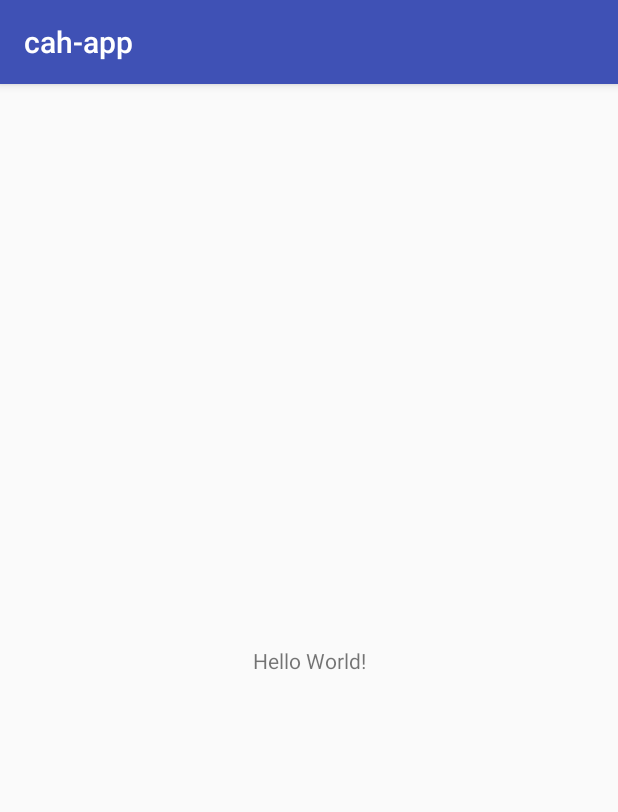
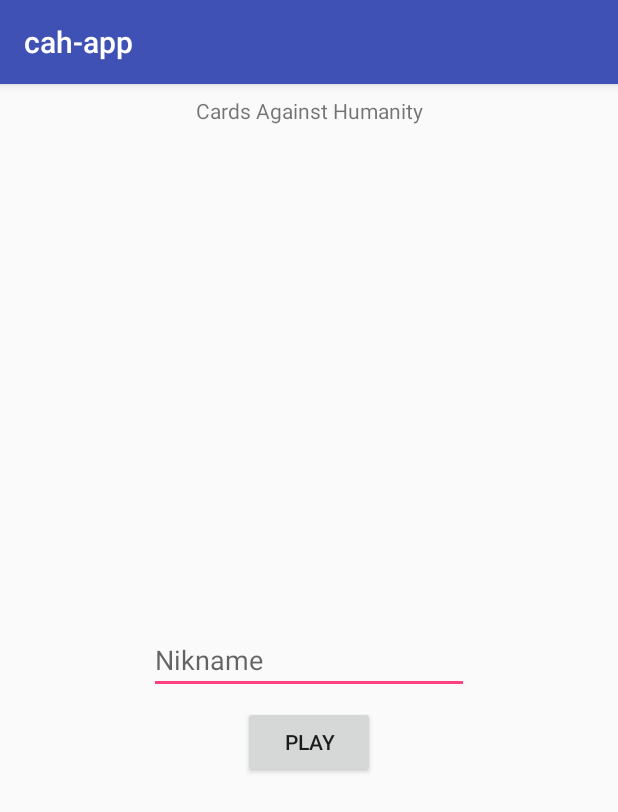
Before and after one commit to soejoc/cah-app, an Android app: the screen it shows after launch (LandingActivity), on a phone screen of 412 x 824 dp. Shown: the top 812 px of the screen. Run offline under Robolectric (Android 15) with nearby library versions, the phone set to English and light mode, and no system bars.

Commit message:
created basic gui

```diff
--- a/app/src/main/res/layout/activity_landing.xml
+++ b/app/src/main/res/layout/activity_landing.xml
@@ -6,13 +6,43 @@
     android:layout_height="match_parent"
     tools:context=".LandingActivity">
 
-    <TextView
+    <EditText
+        android:id="@+id/editText"
         android:layout_width="wrap_content"
         android:layout_height="wrap_content"
-        android:text="Hello World!"
+        android:layout_marginBottom="8dp"
+        android:layout_marginEnd="8dp"
+        android:layout_marginStart="8dp"
+        android:layout_marginTop="8dp"
+        android:ems="10"
+        android:hint="@string/nickname"
+        android:inputType="textPersonName"
         app:layout_constraintBottom_toBottomOf="parent"
-        app:layout_constraintLeft_toLeftOf="parent"
-        app:layout_constraintRight_toRightOf="parent"
+        app:layout_constraintEnd_toEndOf="parent"
+        app:layout_constraintStart_toStartOf="parent"
         app:layout_constraintTop_toTopOf="parent" />
 
+    <Button
+        android:id="@+id/button"
+        android:layout_width="wrap_content"
+        android:layout_height="wrap_content"
+        android:layout_marginEnd="8dp"
+        android:layout_marginStart="8dp"
+        android:layout_marginTop="8dp"
+        android:text="@string/play"
+        app:layout_constraintEnd_toEndOf="@+id/editText"
+        app:layout_constraintStart_toStartOf="@+id/editText"
+        app:layout_constraintTop_toBottomOf="@+id/editText" />
+
+    <TextView
+        android:id="@+id/textView"
+        android:layout_width="wrap_content"
+        android:layout_height="wrap_content"
+        android:layout_marginEnd="8dp"
+        android:layout_marginStart="8dp"
+        android:layout_marginTop="8dp"
+        android:text="@string/title"
+        app:layout_constraintEnd_toEndOf="parent"
+        app:layout_constraintStart_toStartOf="parent"
+        app:layout_constraintTop_toTopOf="parent" />
 </android.support.constraint.ConstraintLayout>
--- a/app/src/main/res/values/strings.xml
+++ b/app/src/main/res/values/strings.xml
@@ -1,3 +1,6 @@
 <resources>
     <string name="app_name">cah-app</string>
+    <string name="nickname">Nikname</string>
+    <string name="play">Play</string>
+    <string name="title">Cards Against Humanity</string>
 </resources>
```
